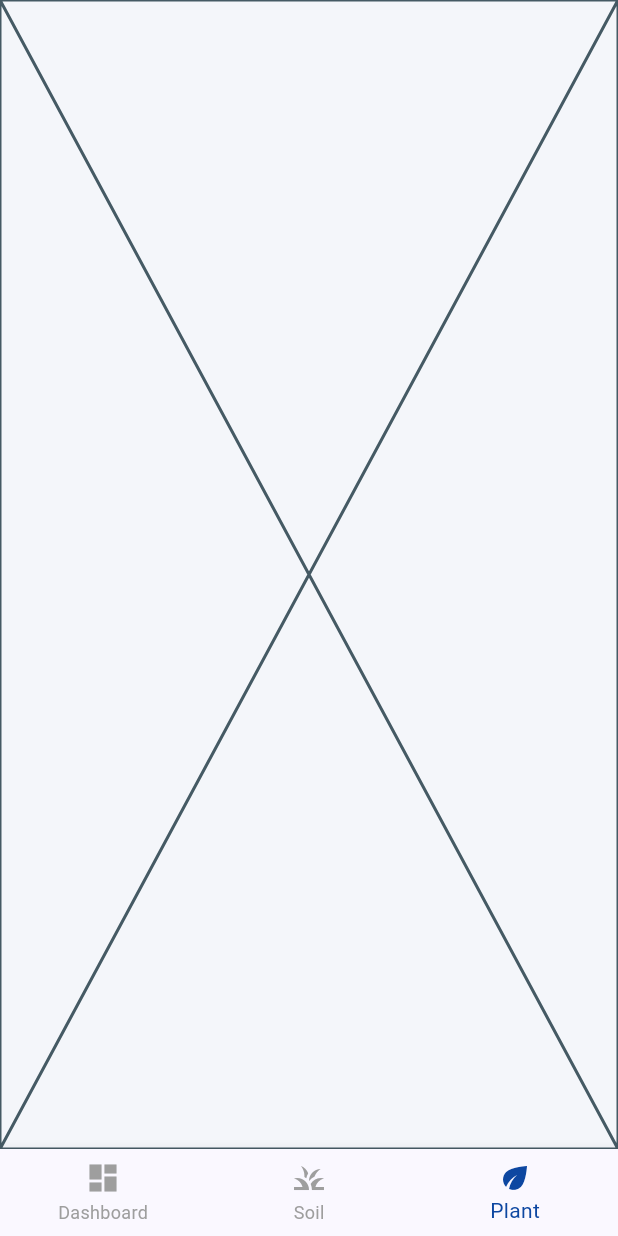
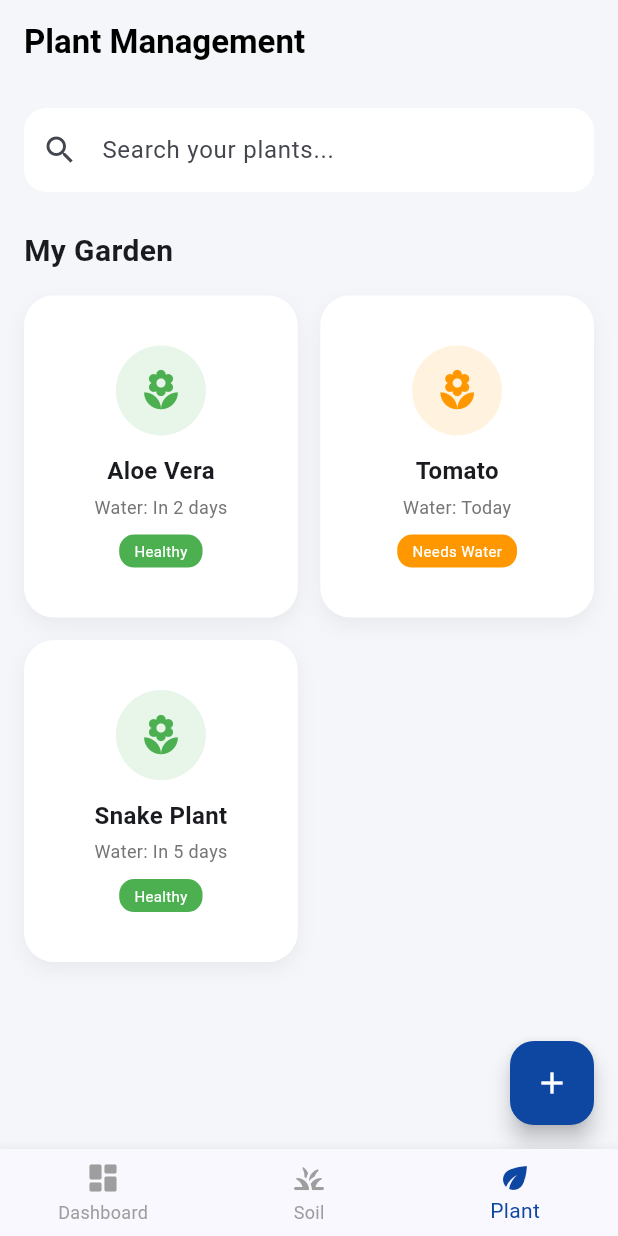
Before and after one commit to Udayanzoysa/soil_detector, a Flutter app: the MainNavigation screen opened directly, item 3 of the bottom bar chosen, on a phone screen of 412 x 824 dp. Run offline on Flutter 3.47's test engine with Material 3 defaults, Android fonts, the phone set to English and light mode, and no system bars; our stand-ins replace fluttertoast, image_picker.

Commit message:
Dashboad changes

```diff
--- /dev/null
+++ b/lib/screens/plant_management_screen.dart
@@ -0,0 +1,142 @@
+import 'package:flutter/material.dart';
+
+import 'add_plant_screen.dart';
+
+class PlantManagementScreen extends StatefulWidget {
+  const PlantManagementScreen({super.key});
+
+  @override
+  State<PlantManagementScreen> createState() => _PlantManagementScreenState();
+}
+
+class _PlantManagementScreenState extends State<PlantManagementScreen> {
+  // Dummy data for the plant list
+  final List<Map<String, String>> myPlants = [
+    {"name": "Aloe Vera", "status": "Healthy", "water": "In 2 days"},
+    {"name": "Tomato", "status": "Needs Water", "water": "Today"},
+    {"name": "Snake Plant", "status": "Healthy", "water": "In 5 days"},
+  ];
+
+  @override
+  Widget build(BuildContext context) {
+    return Scaffold(
+      backgroundColor: const Color(0xFFF4F6FA),
+      appBar: AppBar(
+        title: const Text("Plant Management", style: TextStyle(fontWeight: FontWeight.bold)),
+        backgroundColor: Colors.transparent,
+        elevation: 0,
+        foregroundColor: Colors.black,
+      ),
+      body: SingleChildScrollView(
+        padding: const EdgeInsets.all(16),
+        child: Column(
+          crossAxisAlignment: CrossAxisAlignment.start,
+          children: [
+            /// Search Bar
+            TextField(
+              decoration: InputDecoration(
+                hintText: "Search your plants...",
+                prefixIcon: const Icon(Icons.search),
+                filled: true,
+                fillColor: Colors.white,
+                border: OutlineInputBorder(
+                  borderRadius: BorderRadius.circular(15),
+                  borderSide: BorderSide.none,
+                ),
+              ),
+            ),
+            const SizedBox(height: 25),
+
+            const Text(
+              "My Garden",
+              style: TextStyle(fontSize: 20, fontWeight: FontWeight.bold),
+            ),
+            const SizedBox(height: 15),
+
+            /// Plant Grid
+            GridView.builder(
+              shrinkWrap: true,
+              physics: const NeverScrollableScrollPhysics(),
+              gridDelegate: const SliverGridDelegateWithFixedCrossAxisCount(
+                crossAxisCount: 2,
+                crossAxisSpacing: 15,
+                mainAxisSpacing: 15,
+                childAspectRatio: 0.85,
+              ),
+              itemCount: myPlants.length,
+              itemBuilder: (context, index) {
+                final plant = myPlants[index];
+                return _plantCard(plant['name']!, plant['status']!, plant['water']!);
+              },
+            ),
+          ],
+        ),
+      ),
+      floatingActionButton: FloatingActionButton(
+        onPressed: () {
+          // This is the navigation link
+          Navigator.push(
+            context,
+            MaterialPageRoute(builder: (context) => const AddPlantScreen()),
+          );
+        },
+        backgroundColor: const Color(0xFF0D47A1),
+        child: const Icon(Icons.add, color: Colors.white),
+      ),
+    );
+  }
+
+  Widget _plantCard(String name, String status, String water) {
+    bool needsWater = status.contains("Needs");
+
+    return Container(
+      decoration: BoxDecoration(
+        color: Colors.white,
+        borderRadius: BorderRadius.circular(20),
+        boxShadow: [
+          BoxShadow(
+            color: Colors.black.withOpacity(0.05),
+            blurRadius: 10,
+            offset: const Offset(0, 5),
+          ),
+        ],
+      ),
+      child: Column(
+        mainAxisAlignment: MainAxisAlignment.center,
+        children: [
+          CircleAvatar(
+            radius: 30,
+            backgroundColor: needsWater ? Colors.orange.shade50 : Colors.green.shade50,
+            child: Icon(
+              Icons.local_florist,
+              color: needsWater ? Colors.orange : Colors.green,
+              size: 30,
+            ),
+          ),
+          const SizedBox(height: 12),
+          Text(
+            name,
+            style: const TextStyle(fontWeight: FontWeight.bold, fontSize: 16),
+          ),
+          const SizedBox(height: 4),
+          Text(
+            "Water: $water",
+            style: TextStyle(color: Colors.grey.shade600, fontSize: 12),
+          ),
+          const SizedBox(height: 10),
+          Container(
+            padding: const EdgeInsets.symmetric(horizontal: 10, vertical: 4),
+            decoration: BoxDecoration(
+              color: needsWater ? Colors.orange : Colors.green,
+              borderRadius: BorderRadius.circular(10),
+            ),
+            child: Text(
+              status,
+              style: const TextStyle(color: Colors.white, fontSize: 10),
+            ),
+          )
+        ],
+      ),
+    );
+  }
+}
```
Also changed, not shown: lib/main.dart (+82 -19 lines), lib/screens/add_plant_screen.dart (added, +60 -0 lines), lib/screens/plant_screen.dart (added, +155 -0 lines).
